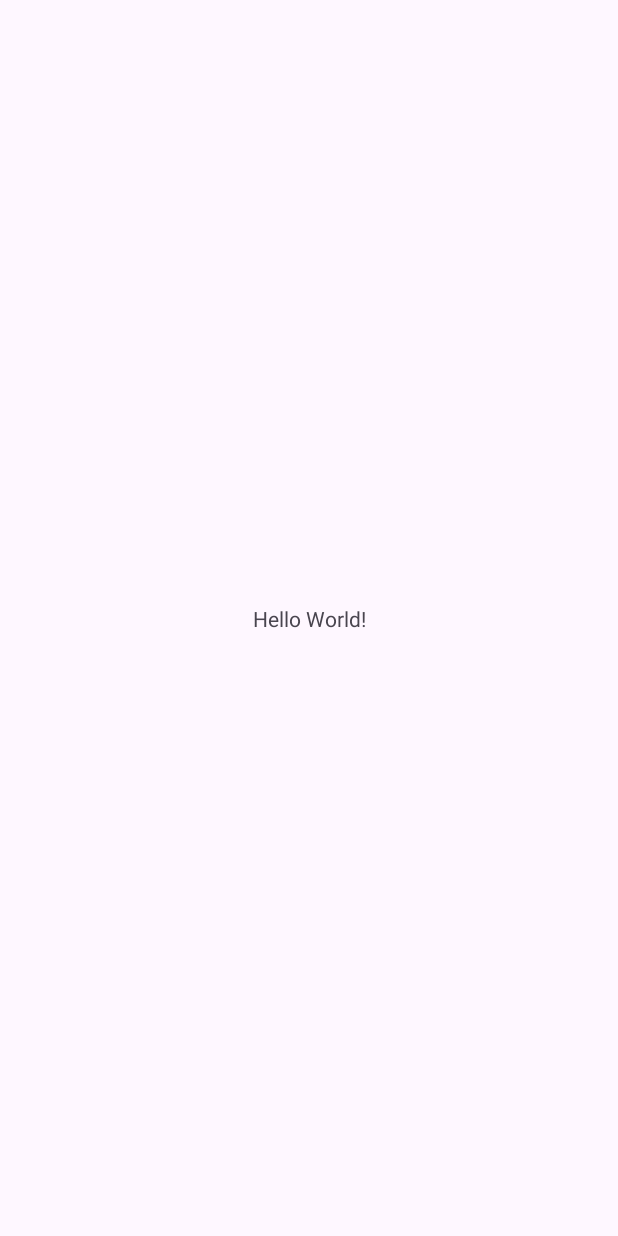
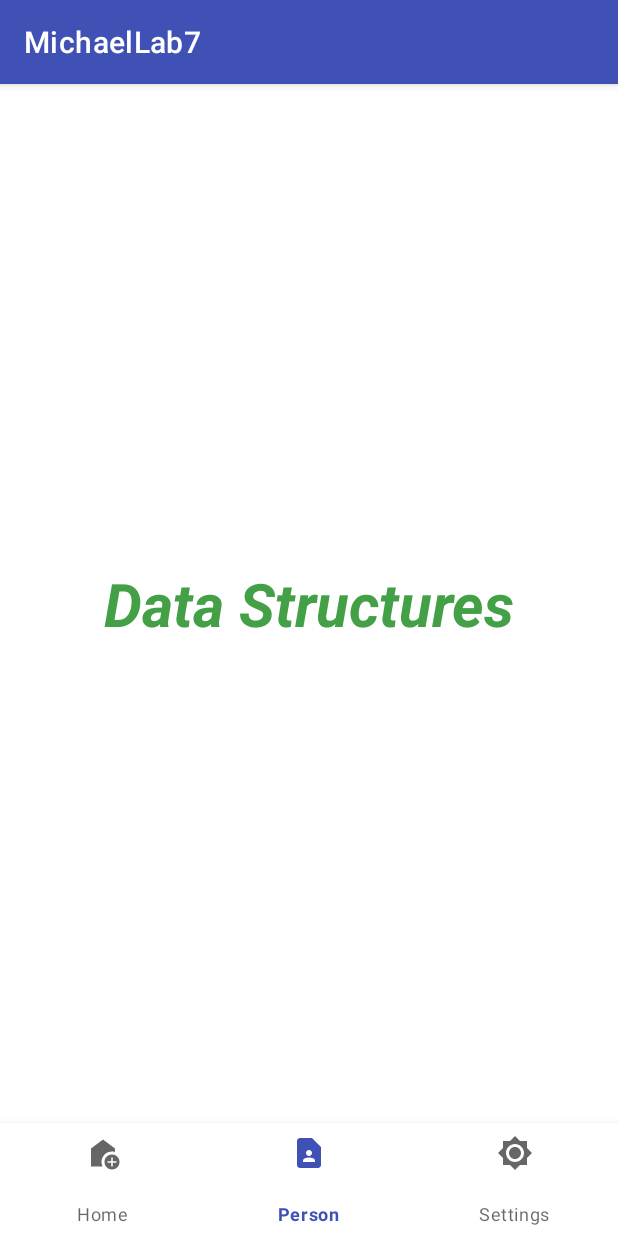
Before and after one commit to Michael-Quon/Android-Studio-Lab-7, an Android app: the screen it shows after launch (QuonActivity), on a phone screen of 412 x 824 dp. Before the commit the screen is almost empty. Run offline under Robolectric (Android 15) with nearby library versions, the phone set to English and light mode, and no system bars.

Commit message:
Created the fragments, labelled as what they are home, person, settings. Added an icon/picture for the bottom navigation

```diff
--- /dev/null
+++ b/MichaelModule7/src/main/java/michael/quon/n01565129/HomeFragment.java
@@ -0,0 +1,28 @@
+package michael.quon.n01565129;
+
+import android.os.Bundle;
+
+import androidx.fragment.app.Fragment;
+
+import android.view.LayoutInflater;
+import android.view.View;
+import android.view.ViewGroup;
+
+public class HomeFragment extends Fragment {
+
+    public HomeFragment() {
+        // Required empty public constructor
+    }
+
+    @Override
+    public void onCreate(Bundle savedInstanceState) {
+        super.onCreate(savedInstanceState);
+    }
+
+    @Override
+    public View onCreateView(LayoutInflater inflater, ViewGroup container,
+                             Bundle savedInstanceState) {
+        // Inflate the layout for this fragment
+        return inflater.inflate(R.layout.fragment_home, container, false);
+    }
+}
--- /dev/null
+++ b/MichaelModule7/src/main/java/michael/quon/n01565129/PersonFragment.java
@@ -0,0 +1,29 @@
+package michael.quon.n01565129;
+
+import android.os.Bundle;
+
+import androidx.fragment.app.Fragment;
+
+import android.view.LayoutInflater;
+import android.view.View;
+import android.view.ViewGroup;
+
+public class PersonFragment extends Fragment {
+
+    public PersonFragment() {
+        // Required empty public constructor
+    }
+
+    @Override
+    public void onCreate(Bundle savedInstanceState) {
+        super.onCreate(savedInstanceState);
+
+    }
+
+    @Override
+    public View onCreateView(LayoutInflater inflater, ViewGroup container,
+                             Bundle savedInstanceState) {
+        // Inflate the layout for this fragment
+        return inflater.inflate(R.layout.fragment_person, container, false);
+    }
+}
--- a/MichaelModule7/src/main/java/michael/quon/n01565129/QuonActivity.java
+++ b/MichaelModule7/src/main/java/michael/quon/n01565129/QuonActivity.java
@@ -1,14 +1,67 @@
+// Michael Quon N01565129
 package michael.quon.n01565129;
 
+import android.os.Bundle;
+import android.view.MenuItem;
+
+import androidx.annotation.NonNull;
 import androidx.appcompat.app.AppCompatActivity;
 
-import android.os.Bundle;
+import com.google.android.material.bottomnavigation.BottomNavigationView;
+import com.google.android.material.navigation.NavigationBarView;
 
-public class QuonActivity extends AppCompatActivity {
+public class QuonActivity extends AppCompatActivity
+        implements NavigationBarView.OnItemSelectedListener {
+
+    BottomNavigationView bottomNavigationView;
 
     @Override
-    protected void onCreate(Bundle savedInstanceState) {
+    protected void onCreate(Bundle savedInstanceState)
+    {
         super.onCreate(savedInstanceState);
         setContentView(R.layout.activity_main);
+
+        bottomNavigationView
+                = findViewById(R.id.bottomNavigationView);
+
+        bottomNavigationView
+                .setOnItemSelectedListener(this);
+        bottomNavigationView.setSelectedItemId(R.id.person);
     }
+    HomeFragment homeFragment = new HomeFragment();
+    PersonFragment personFragment = new PersonFragment();
+    SettingsFragment settingsFragment = new SettingsFragment();
+
+    @Override
+    public boolean onNavigationItemSelected(@NonNull MenuItem item)
+    {
+        int itemId = item.getItemId();
+
+        if (itemId == R.id.person) {
+            getSupportFragmentManager()
+                    .beginTransaction()
+                    .replace(R.id.flFragment, personFragment)
+                    .commit();
+            return true;
+        }
+
+        if (itemId == R.id.home) {
+            getSupportFragmentManager()
+                    .beginTransaction()
+                    .replace(R.id.flFragment, homeFragment)
+                    .commit();
+            return true;
+        }
+
+        if (itemId == R.id.settings) {
+            getSupportFragmentManager()
+                    .beginTransaction()
+                    .replace(R.id.flFragment, settingsFragment)
+                    .commit();
+            return true;
+        }
+
+        return false;
+    }
+
 }
--- /dev/null
+++ b/MichaelModule7/src/main/java/michael/quon/n01565129/SettingsFragment.java
@@ -0,0 +1,28 @@
+package michael.quon.n01565129;
+
+import android.os.Bundle;
+
+import androidx.fragment.app.Fragment;
+
+import android.view.LayoutInflater;
+import android.view.View;
+import android.view.ViewGroup;
+
+public class SettingsFragment extends Fragment {
+
+    public SettingsFragment() {
+        // Required empty public constructor
+    }
+
+    @Override
+    public void onCreate(Bundle savedInstanceState) {
+        super.onCreate(savedInstanceState);
+    }
+
+    @Override
+    public View onCreateView(LayoutInflater inflater, ViewGroup container,
+                             Bundle savedInstanceState) {
+        // Inflate the layout for this fragment
+        return inflater.inflate(R.layout.fragment_settings, container, false);
+    }
+}
--- /dev/null
+++ b/MichaelModule7/src/main/res/drawable/home.xml
@@ -0,0 +1,6 @@
+<vector android:height="24dp" android:tint="#000000"
+    android:viewportHeight="24" android:viewportWidth="24"
+    android:width="24dp" xmlns:android="http://schemas.android.com/apk/res/android">
+    <path android:fillColor="@android:color/white" android:pathData="M18,11c0.7,0 1.37,0.1 2,0.29V9l-8,-6L4,9v12h7.68C11.25,20.09 11,19.08 11,18C11,14.13 14.13,11 18,11z"/>
+    <path android:fillColor="@android:color/white" android:pathData="M18,13c-2.76,0 -5,2.24 -5,5s2.24,5 5,5s5,-2.24 5,-5S20.76,13 18,13zM21,18.5h-2.5V21h-1v-2.5H15v-1h2.5V15h1v2.5H21V18.5z"/>
+</vector>
--- /dev/null
+++ b/MichaelModule7/src/main/res/drawable/person.xml
@@ -0,0 +1,5 @@
+<vector android:height="24dp" android:tint="#000000"
+    android:viewportHeight="24" android:viewportWidth="24"
+    android:width="24dp" xmlns:android="http://schemas.android.com/apk/res/android">
+    <path android:fillColor="@android:color/white" android:pathData="M14,2H6C4.9,2 4,2.9 4,4v16c0,1.1 0.9,2 2,2h12c1.1,0 2,-0.9 2,-2V8L14,2zM12,10c1.1,0 2,0.9 2,2c0,1.1 -0.9,2 -2,2s-2,-0.9 -2,-2C10,10.9 10.9,10 12,10zM16,18H8v-0.57c0,-0.81 0.48,-1.53 1.22,-1.85C10.07,15.21 11.01,15 12,15c0.99,0 1.93,0.21 2.78,0.58C15.52,15.9 16,16.62 16,17.43V18z"/>
+</vector>
--- /dev/null
+++ b/MichaelModule7/src/main/res/drawable/settings.xml
@@ -0,0 +1,5 @@
+<vector android:height="24dp" android:tint="#000000"
+    android:viewportHeight="24" android:viewportWidth="24"
+    android:width="24dp" xmlns:android="http://schemas.android.com/apk/res/android">
+    <path android:fillColor="@android:color/white" android:pathData="M20,8.69L20,4h-4.69L12,0.69 8.69,4L4,4v4.69L0.69,12 4,15.31L4,20h4.69L12,23.31 15.31,20L20,20v-4.69L23.31,12 20,8.69zM12,18c-3.31,0 -6,-2.69 -6,-6s2.69,-6 6,-6 6,2.69 6,6 -2.69,6 -6,6zM12,8c-2.21,0 -4,1.79 -4,4s1.79,4 4,4 4,-1.79 4,-4 -1.79,-4 -4,-4z"/>
+</vector>
--- a/MichaelModule7/src/main/res/layout/activity_main.xml
+++ b/MichaelModule7/src/main/res/layout/activity_main.xml
@@ -1,18 +1,30 @@
 <?xml version="1.0" encoding="utf-8"?>
-<androidx.constraintlayout.widget.ConstraintLayout xmlns:android="http://schemas.android.com/apk/res/android"
+<androidx.constraintlayout.widget.ConstraintLayout
+    xmlns:android="http://schemas.android.com/apk/res/android"
     xmlns:app="http://schemas.android.com/apk/res-auto"
     xmlns:tools="http://schemas.android.com/tools"
     android:layout_width="match_parent"
     android:layout_height="match_parent"
     tools:context=".QuonActivity">
 
-    <TextView
-        android:layout_width="wrap_content"
-        android:layout_height="wrap_content"
-        android:text="Hello World!"
-        app:layout_constraintBottom_toBottomOf="parent"
+    <FrameLayout
+        android:id="@+id/flFragment"
+        android:layout_width="match_parent"
+        android:layout_height="0dp"
+        app:layout_constraintBottom_toTopOf="@+id/bottomNavigationView"
         app:layout_constraintEnd_toEndOf="parent"
+        app:layout_constraintHorizontal_bias="0.5"
         app:layout_constraintStart_toStartOf="parent"
         app:layout_constraintTop_toTopOf="parent" />
 
+    <com.google.android.material.bottomnavigation.BottomNavigationView
+        android:id="@+id/bottomNavigationView"
+        android:layout_width="match_parent"
+        android:layout_height="75dp"
+        app:layout_constraintBottom_toBottomOf="parent"
+        app:layout_constraintEnd_toEndOf="parent"
+        app:layout_constraintHorizontal_bias="0.5"
+        app:layout_constraintStart_toStartOf="parent"
+        app:menu="@menu/bottom_nav_menu"/>
+
 </androidx.constraintlayout.widget.ConstraintLayout>
--- /dev/null
+++ b/MichaelModule7/src/main/res/layout/fragment_person.xml
@@ -0,0 +1,24 @@
+<?xml version="1.0" encoding="utf-8"?>
+<androidx.constraintlayout.widget.ConstraintLayout
+    xmlns:android="http://schemas.android.com/apk/res/android"
+    xmlns:app="http://schemas.android.com/apk/res-auto"
+    xmlns:tools="http://schemas.android.com/tools"
+    android:layout_width="match_parent"
+    android:layout_height="match_parent"
+    tools:context=".QuonActivity">
+
+    <TextView
+        android:id="@+id/MicPersonFragment"
+        android:layout_width="wrap_content"
+        android:layout_height="wrap_content"
+        android:text="Data Structures"
+        android:textColor="#43a047"
+        android:textSize="40sp"
+        android:textStyle="italic|bold"
+        app:layout_constraintBottom_toBottomOf="parent"
+        app:layout_constraintEnd_toEndOf="parent"
+        app:layout_constraintHorizontal_bias="0.5"
+        app:layout_constraintStart_toStartOf="parent"
+        app:layout_constraintTop_toTopOf="parent" />
+
+</androidx.constraintlayout.widget.ConstraintLayout>
--- /dev/null
+++ b/MichaelModule7/src/main/res/menu/bottom_nav_menu.xml
@@ -0,0 +1,18 @@
+<?xml version="1.0" encoding="utf-8"?>
+<menu xmlns:android="http://schemas.android.com/apk/res/android">
+
+    <item
+        android:id="@+id/home"
+        android:title="Home"
+        android:icon="@drawable/home"/>
+
+    <item
+        android:id="@+id/person"
+        android:title="Person"
+        android:icon="@drawable/person"/>
+
+    <item
+        android:id="@+id/settings"
+        android:title="Settings"
+        android:icon="@drawable/settings"/>
+</menu>
--- a/MichaelModule7/src/main/res/values/colors.xml
+++ b/MichaelModule7/src/main/res/values/colors.xml
@@ -2,4 +2,7 @@
 <resources>
     <color name="black">#FF000000</color>
     <color name="white">#FFFFFFFF</color>
+    <color name="colorPrimary">#3F51B5</color>
+    <color name="colorPrimaryDark">#303F9F</color>
+    <color name="colorAccent">#FF4081</color>
 </resources>
--- a/MichaelModule7/src/main/res/values/strings.xml
+++ b/MichaelModule7/src/main/res/values/strings.xml
@@ -1,3 +1,5 @@
 <resources>
     <string name="app_name">MichaelLab7</string>
+    <!-- TODO: Remove or change this placeholder text -->
+    <string name="hello_blank_fragment">Hello blank fragment</string>
 </resources>
--- a/MichaelModule7/src/main/res/values/themes.xml
+++ b/MichaelModule7/src/main/res/values/themes.xml
@@ -1,8 +1,9 @@
 <resources xmlns:tools="http://schemas.android.com/tools">
     <!-- Base application theme. -->
-    <style name="Base.Theme.MichaelLab7" parent="Theme.Material3.DayNight.NoActionBar">
-        <!-- Customize your light theme here. -->
-        <!-- <item name="colorPrimary">@color/my_light_primary</item> -->
+    <style name="Base.Theme.MichaelLab7" parent="Theme.MaterialComponents.Light.DarkActionBar">
+        <item name="colorPrimary">@color/colorPrimary</item>
+        <item name="colorPrimaryDark">@color/colorPrimaryDark</item>
+        <item name="colorAccent">@color/colorAccent</item>
     </style>
 
     <style name="Theme.MichaelLab7" parent="Base.Theme.MichaelLab7" />
```
Also changed, not shown: MichaelModule7/src/main/res/layout/fragment_home.xml (added, +24 -0 lines), MichaelModule7/src/main/res/layout/fragment_settings.xml (added, +24 -0 lines).
